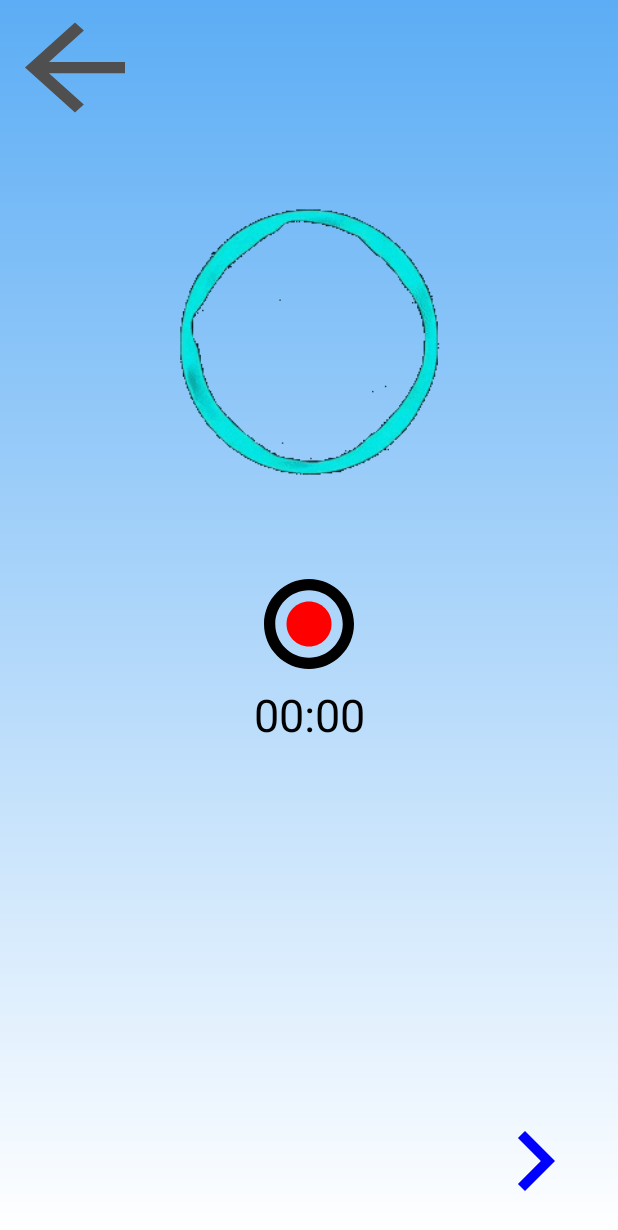
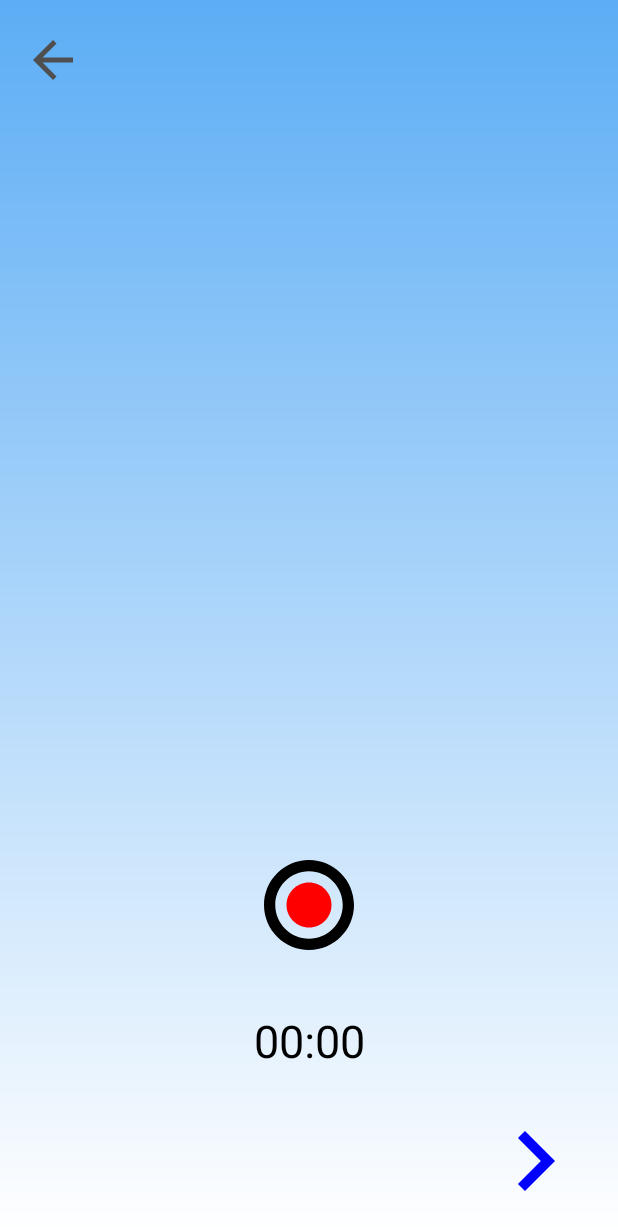
Before and after one commit to ahmad-shaban/age-estimator, an Android app: the RecordActivity screen opened directly, with no data from a screen before it, on a phone screen of 412 x 824 dp. Shown: the top 1230 px of the screen. Run offline under Robolectric (Android 15) with nearby library versions, the phone set to English and light mode, and no system bars; libraries missing offline, so code that uses them is left out: com.karumi.dexter; 1 statement that could not run was skipped.

Commit message:
modify recording activity

```diff
--- a/app/build.gradle.kts
+++ b/app/build.gradle.kts
@@ -38,4 +38,5 @@ dependencies {
     androidTestImplementation("androidx.test.ext:junit:1.1.5")
     androidTestImplementation("androidx.test.espresso:espresso-core:3.5.1")
     implementation("pl.droidsonroids.gif:android-gif-drawable:1.2.28")
+    implementation("com.karumi:dexter:6.2.3")
 }
--- a/app/src/main/AndroidManifest.xml
+++ b/app/src/main/AndroidManifest.xml
@@ -7,6 +7,9 @@
         android:required="false" />
 
     <uses-permission android:name="android.permission.CAMERA" />
+    <uses-permission android:name="android.permission.READ_EXTERNAL_STORAGE" />
+    <uses-permission android:name="android.permission.WRITE_EXTERNAL_STORAGE" />
+    <uses-permission android:name="android.permission.RECORD_AUDIO" />
 
     <application
         android:allowBackup="true"
--- a/app/src/main/java/com/example/ageestimator/RecordActivity.java
+++ b/app/src/main/java/com/example/ageestimator/RecordActivity.java
@@ -2,12 +2,46 @@ package com.example.ageestimator;
 
 import androidx.appcompat.app.AppCompatActivity;
 
+import android.media.MediaPlayer;
+import android.media.MediaRecorder;
+import android.os.Build;
 import android.os.Bundle;
+import android.os.Environment;
+import android.os.Handler;
+import android.os.SystemClock;
+import android.view.View;
+import android.widget.Chronometer;
 import android.widget.ImageButton;
+import android.widget.Toast;
+import android.widget.ToggleButton;
+
+import com.karumi.dexter.Dexter;
+import com.karumi.dexter.MultiplePermissionsReport;
+import com.karumi.dexter.PermissionToken;
+import com.karumi.dexter.listener.PermissionRequest;
+import com.karumi.dexter.listener.multi.MultiplePermissionsListener;
+
+import android.Manifest;
+
+import java.io.File;
+import java.io.IOException;
+import java.text.SimpleDateFormat;
+import java.util.Date;
+import java.util.List;
+import java.util.Locale;
+
+import pl.droidsonroids.gif.GifImageView;
 
 public class RecordActivity extends AppCompatActivity {
 
-    ImageButton backBtn;
+    ImageButton backBtn, play;
+    ToggleButton recBtn;
+    Chronometer timeRec;
+    GifImageView recGif;
+
+    File recordedFile;
+    private MediaRecorder recorder;
+
 
     @Override
     protected void onCreate(Bundle savedInstanceState) {
@@ -16,5 +50,106 @@ public class RecordActivity extends AppCompatActivity {
 
         backBtn = findViewById(R.id.backBtn);
         backBtn.setOnClickListener(v -> finish());
+
+        play = findViewById(R.id.play);
+        play.setOnClickListener(v -> play());
+
+        recBtn = findViewById(R.id.recBtn);
+        timeRec = findViewById(R.id.timeRec);
+        recGif = findViewById(R.id.recGif);
+
+        askRuntimePermission();
+        SimpleDateFormat format = new SimpleDateFormat("yyyyMMdd_HHmmss", Locale.getDefault());
+        String date = format.format(new Date());
+
+        String file_name = "/recording " + date + ".3gp";
+        recordedFile = new File(Environment.getExternalStoragePublicDirectory(Environment.DIRECTORY_DOWNLOADS), file_name);
+
+
+        recBtn.setOnCheckedChangeListener((buttonView, isChecked) -> {
+            if (isChecked) {
+                try {
+                    startRecording();
+                    recGif.setVisibility(View.VISIBLE);
+                    play.setVisibility(View.VISIBLE);
+                    timeRec.setBase(SystemClock.elapsedRealtime());
+                    timeRec.start();
+                }
+                catch (Exception e){
+                    e.printStackTrace();
+                    Toast.makeText(this,"couldn't record", Toast.LENGTH_SHORT).show();
+                }
+            } else {
+                stopRecording();
+                recGif.setVisibility(View.GONE);
+                timeRec.setBase(SystemClock.elapsedRealtime());
+                timeRec.stop();
+            }
+        });
+    }
+
+    private void startRecording(){
+        recorder = new MediaRecorder();
+        recorder.setAudioSource(MediaRecorder.AudioSource.MIC);
+        recorder.setOutputFormat(MediaRecorder.OutputFormat.THREE_GPP);
+        if (Build.VERSION.SDK_INT >= Build.VERSION_CODES.O) {
+            recorder.setOutputFile(recordedFile);
+        }
+        recorder.setAudioEncoder(MediaRecorder.AudioEncoder.AMR_NB);
+
+        try {
+            recorder.prepare();
+            recorder.start();
+        } catch (IOException e) {
+            throw new RuntimeException(e);
+        }
+
+        // Stop recording after 5 seconds
+        new Handler().postDelayed(new Runnable() {
+            @Override
+            public void run() {
+                if (recorder != null) {
+                    recBtn.setChecked(false);
+                }
+            }
+        }, 5000);
+    }
+
+    private void stopRecording(){
+        recorder.stop();
+        recorder.release();
+        recorder = null;
+    }
+
+   private void play(){
+       MediaPlayer mediaPlayer = new MediaPlayer();
+
+       try {
+           mediaPlayer.setDataSource(String.valueOf(recordedFile));
+           mediaPlayer.prepare();
+           mediaPlayer.start();
+           recordedFile.delete();
+       }
+       catch (IOException e){
+           e.printStackTrace();
+       }
+   }
+
+    private void askRuntimePermission(){
+        Dexter.withContext(getBaseContext()).withPermissions(Manifest.permission.READ_EXTERNAL_STORAGE,
+                Manifest.permission.WRITE_EXTERNAL_STORAGE,
+                Manifest.permission.RECORD_AUDIO).withListener(new MultiplePermissionsListener() {
+            @Override
+            public void onPermissionsChecked(MultiplePermissionsReport multiplePermissionsReport) {
+
+//                Toast.makeText(getBaseContext(), "Granted!!", Toast.LENGTH_SHORT).show();
+            }
+
+            @Override
+            public void onPermissionRationaleShouldBeShown(List<PermissionRequest> list, PermissionToken permissionToken) {
+
+                permissionToken.continuePermissionRequest();
+            }
+        }).check();
     }
 }
--- /dev/null
+++ b/app/src/main/res/drawable/play.xml
@@ -0,0 +1,5 @@
+<vector android:autoMirrored="true" android:height="24dp"
+    android:tint="#000000" android:viewportHeight="24"
+    android:viewportWidth="24" android:width="24dp" xmlns:android="http://schemas.android.com/apk/res/android">
+    <path android:fillColor="@android:color/white" android:pathData="M8,5v14l11,-7z"/>
+</vector>
--- a/app/src/main/res/layout/activity_record.xml
+++ b/app/src/main/res/layout/activity_record.xml
@@ -12,6 +12,7 @@
         android:layout_width="match_parent"
         android:layout_height="wrap_content"
         android:src="@drawable/recording"
+        android:visibility="gone"
         app:layout_constraintTop_toTopOf="parent"
         android:layout_marginTop="90dp"
         />
@@ -24,9 +25,10 @@
         android:textSize="30sp"
         android:textAlignment="center"
         android:layout_margin="10dp"
-        app:layout_constraintTop_toBottomOf="@+id/recBtn"
+
         app:layout_constraintStart_toStartOf="parent"
         app:layout_constraintEnd_toEndOf="parent"
+        app:layout_constraintBottom_toTopOf="@+id/nextBtn"
         />
 
     <ToggleButton
@@ -36,10 +38,24 @@
         android:background="@drawable/rec_toggle_btn"
         android:textOff=""
         android:textOn=""
-        app:layout_constraintTop_toBottomOf="@+id/recGif"
+
         app:layout_constraintStart_toStartOf="parent"
+        app:layout_constraintEnd_toStartOf="@+id/play"
+        app:layout_constraintBottom_toTopOf="@+id/timeRec"
+        android:layout_marginBottom="40dp"
+        />
+
+    <ImageButton
+        android:id="@+id/play"
+        android:layout_width="60dp"
+        android:layout_height="60dp"
+        android:background="@drawable/round_btn"
+        android:src="@drawable/play"
+        android:scaleType="fitCenter"
+        android:visibility="gone"
+        app:layout_constraintStart_toEndOf="@+id/recBtn"
         app:layout_constraintEnd_toEndOf="parent"
-        android:layout_marginTop="20dp"
+        app:layout_constraintTop_toTopOf="@+id/recBtn"
         />
 
     <ImageButton
@@ -57,14 +73,16 @@
 
     <ImageButton
         android:id="@+id/backBtn"
-        android:layout_width="100dp"
-        android:layout_height="90dp"
-        android:background="@drawable/back_btn"
+        android:layout_width="60dp"
+        android:layout_height="60dp"
+        android:background="@drawable/round_btn"
+        android:src="@drawable/back_btn"
         android:scaleType="fitCenter"
         android:padding="10dp"
         app:layout_constraintTop_toTopOf="parent"
         app:layout_constraintStart_toStartOf="parent"
-        android:layout_marginEnd="5dp"
+        android:layout_marginStart="5dp"
+        android:layout_marginTop="10dp"
         />
 
 
```
